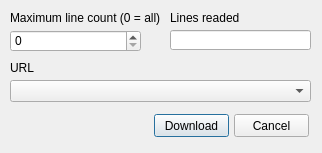
The window that cdownloadmpc.ui (PavelMr/skytechx) describes before a commit, drawn with Qt 5.
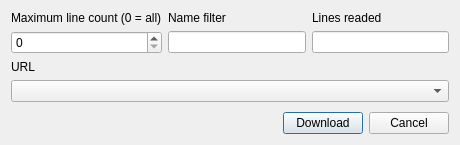
The same window after the commit.

Commit message: Comet/asteroid download filter

The edit to the form file:
```diff
--- a/cdownloadmpc.ui
+++ b/cdownloadmpc.ui
@@ -6,74 +6,112 @@
    <rect>
     <x>0</x>
     <y>0</y>
-    <width>322</width>
-    <height>153</height>
+    <width>460</width>
+    <height>145</height>
    </rect>
   </property>
   <property name="windowTitle">
    <string>Data download</string>
   </property>
+  <layout class="QVBoxLayout" name="verticalLayout_3">
+   <item>
+    <layout class="QVBoxLayout" name="verticalLayout">
+     <item>
+      <layout class="QGridLayout" name="gridLayout" columnminimumwidth="1,1,1">
+       <item row="1" column="2">
+        <widget class="QLineEdit" name="lineEdit_2">
+         <property name="readOnly">
+          <bool>true</bool>
+         </property>
+        </widget>
+       </item>
+       <item row="0" column="2">
+        <widget class="QLabel" name="label_3">
+         <property name="text">
+          <string>Lines readed</string>
+         </property>
+        </widget>
+       </item>
+       <item row="0" column="0">
   <widget class="QLabel" name="label">
-   <property name="geometry">
-    <rect>
-     <x>10</x>
-     <y>10</y>
-     <width>191</width>
-     <height>16</height>
-    </rect>
-   </property>
    <property name="text">
     <string>Maximum line count (0 = all)</string>
    </property>
   </widget>
+       </item>
+       <item row="1" column="0">
   <widget class="QSpinBox" name="spinBox">
-   <property name="geometry">
-    <rect>
-     <x>10</x>
-     <y>30</y>
-     <width>131</width>
-     <height>22</height>
-    </rect>
+         <property name="sizePolicy">
+          <sizepolicy hsizetype="Expanding" vsizetype="Fixed">
+           <horstretch>0</horstretch>
+           <verstretch>0</verstretch>
+          </sizepolicy>
    </property>
    <property name="maximum">
     <number>999999999</number>
    </property>
   </widget>
+       </item>
+       <item row="0" column="1">
+        <widget class="QLabel" name="label_4">
+         <property name="text">
+          <string>Name filter</string>
+         </property>
+        </widget>
+       </item>
+       <item row="1" column="1">
+        <widget class="QLineEdit" name="lineEdit">
+         <property name="toolTip">
+          <string>Eg. 'halley' or '!linear' prefix ! means stop downloading after first match.</string>
+         </property>
+        </widget>
+       </item>
+      </layout>
+     </item>
+     <item>
+      <layout class="QVBoxLayout" name="verticalLayout_2">
+       <item>
   <widget class="QLabel" name="label_2">
-   <property name="geometry">
-    <rect>
-     <x>10</x>
-     <y>60</y>
-     <width>131</width>
-     <height>16</height>
-    </rect>
-   </property>
    <property name="text">
     <string>URL</string>
    </property>
   </widget>
-  <widget class="QPushButton" name="pushButton">
-   <property name="geometry">
-    <rect>
-     <x>234</x>
-     <y>114</y>
-     <width>75</width>
-     <height>23</height>
-    </rect>
-   </property>
-   <property name="text">
-    <string>Cancel</string>
-   </property>
-  </widget>
+       </item>
+       <item>
+        <widget class="QComboBox" name="comboBox"/>
+       </item>
+      </layout>
+     </item>
+     <item>
+      <spacer name="verticalSpacer">
+       <property name="orientation">
+        <enum>Qt::Vertical</enum>
+       </property>
+       <property name="sizeHint" stdset="0">
+        <size>
+         <width>20</width>
+         <height>40</height>
+        </size>
+       </property>
+      </spacer>
+     </item>
+     <item>
+      <layout class="QHBoxLayout" name="horizontalLayout">
+       <item>
+        <spacer name="horizontalSpacer">
+         <property name="orientation">
+          <enum>Qt::Horizontal</enum>
+         </property>
+         <property name="sizeHint" stdset="0">
+          <size>
+           <width>40</width>
+           <height>20</height>
+          </size>
+         </property>
+        </spacer>
+       </item>
+       <item>
   <widget class="QPushButton" name="pushButton_2">
-   <property name="geometry">
-    <rect>
-     <x>154</x>
-     <y>114</y>
-     <width>75</width>
-     <height>23</height>
-    </rect>
-   </property>
    <property name="text">
     <string>Download</string>
    </property>
@@ -81,42 +119,19 @@
     <bool>true</bool>
    </property>
   </widget>
-  <widget class="QLabel" name="label_3">
-   <property name="geometry">
-    <rect>
-     <x>170</x>
-     <y>10</y>
-     <width>111</width>
-     <height>16</height>
-    </rect>
-   </property>
+       </item>
+       <item>
+        <widget class="QPushButton" name="pushButton">
    <property name="text">
-    <string>Lines readed</string>
-   </property>
-  </widget>
-  <widget class="QLineEdit" name="lineEdit_2">
-   <property name="geometry">
-    <rect>
-     <x>170</x>
-     <y>30</y>
-     <width>141</width>
-     <height>20</height>
-    </rect>
-   </property>
-   <property name="readOnly">
-    <bool>true</bool>
-   </property>
-  </widget>
-  <widget class="QComboBox" name="comboBox">
-   <property name="geometry">
-    <rect>
-     <x>10</x>
-     <y>80</y>
-     <width>301</width>
-     <height>22</height>
-    </rect>
-   </property>
-  </widget>
+          <string>Cancel</string>
+         </property>
+        </widget>
+       </item>
+      </layout>
+     </item>
+    </layout>
+   </item>
+  </layout>
  </widget>
  <tabstops>
   <tabstop>spinBox</tabstop>
```
Lines whose indentation alone changed are shown as unchanged. The commit also changes 7 other files.
